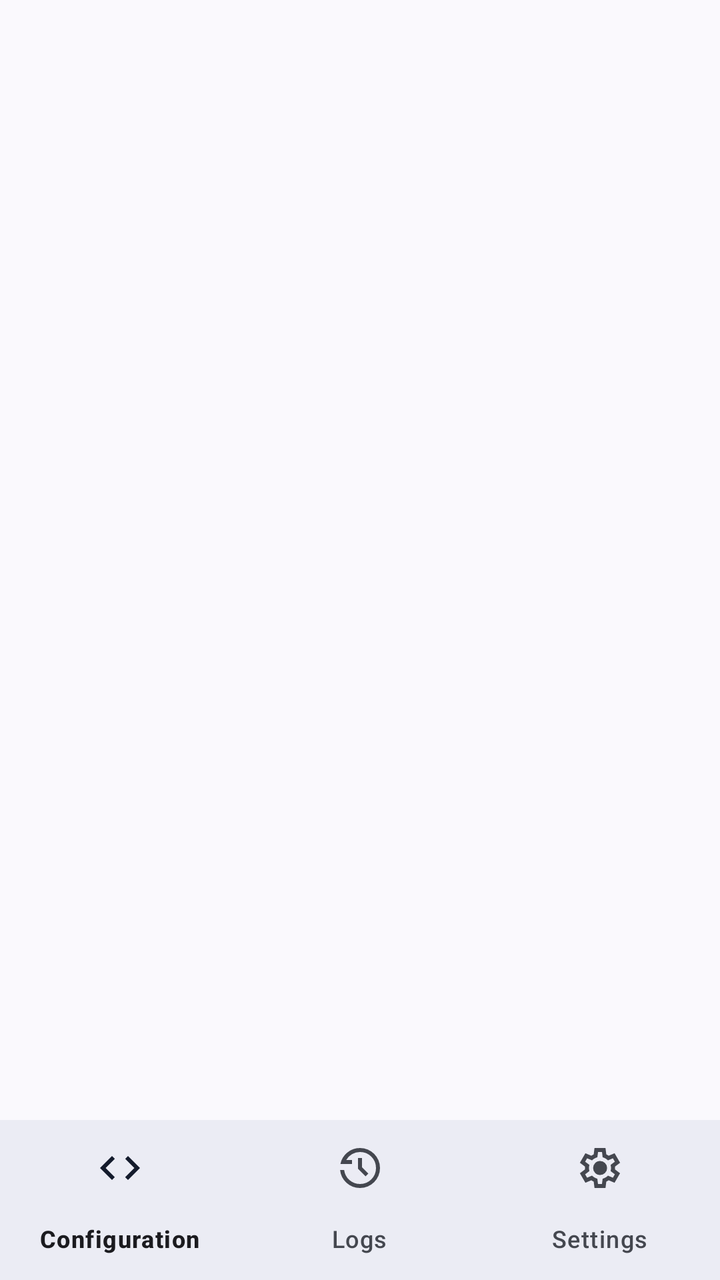
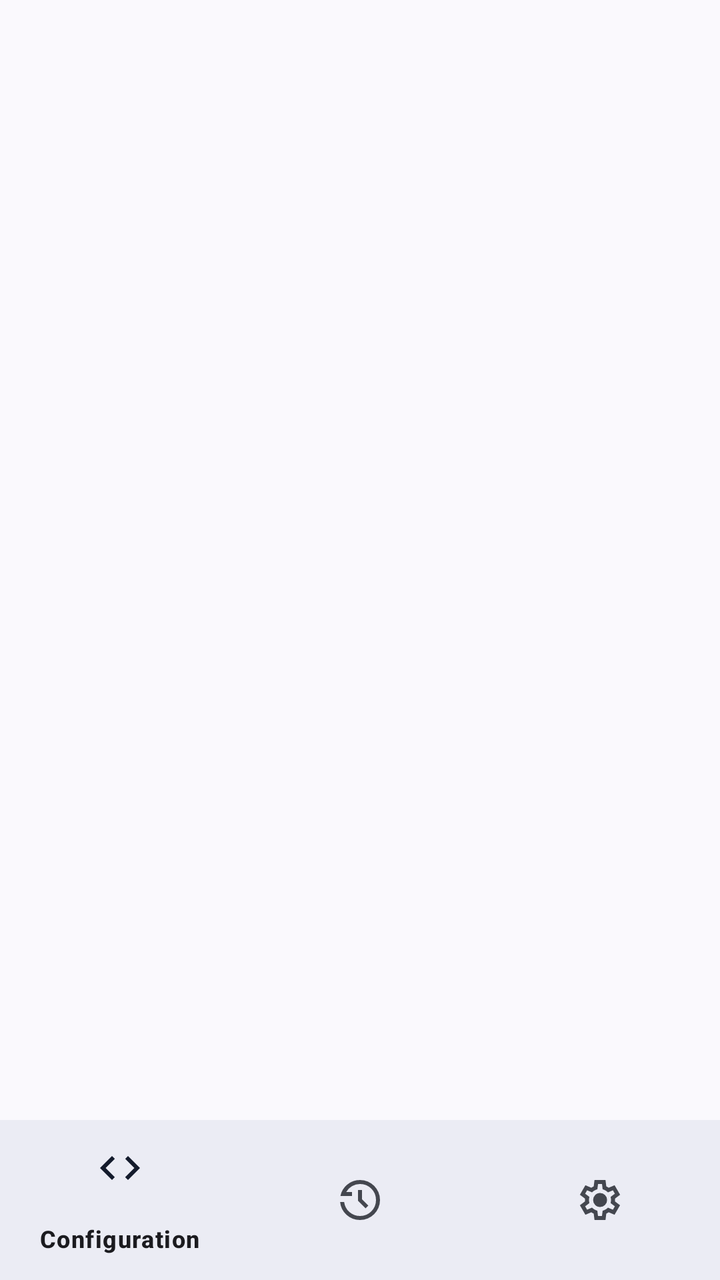

An Android layout rendered at two revisions. The XML below is the earlier revision; the diff shows what the commit changed to produce the second picture.
<!-- AndroidManifest.xml: application theme Theme.App -->
<!-- res/layout/main.xml -->
<?xml version="1.0" encoding="utf-8"?>
<LinearLayout xmlns:android="http://schemas.android.com/apk/res/android"
    xmlns:app="http://schemas.android.com/apk/res-auto"
    android:id="@+id/main_linear_layout"
    android:layout_width="match_parent"
    android:layout_height="match_parent"
    android:orientation="vertical">

    <FrameLayout
        android:id="@+id/fragment_container"
        android:layout_width="match_parent"
        android:layout_height="0dp"
        android:layout_weight="1" />

    <com.google.android.material.bottomnavigation.BottomNavigationView
        android:id="@+id/bottom_navigation"
        android:layout_width="match_parent"
        android:layout_height="wrap_content"
        android:layout_gravity="bottom"
        android:background="?android:attr/windowBackground"
        android:elevation="6dp"
        app:menu="@menu/bottom_navigation_menu" />
</LinearLayout>
<!-- resources referenced by this layout -->
<resources>
  <style name="Theme.App" parent="Theme.Material3.DynamicColors.DayNight">
          <item name="android:statusBarColor">?attr/colorSurfaceContainer</item>
          <item name="android:navigationBarColor">@android:color/transparent</item>
      </style>
</resources>

<!-- the commit's change to res/layout/main.xml (unified diff, before → after) -->
@@ -19,5 +19,6 @@
         android:layout_gravity="bottom"
         android:background="?android:attr/windowBackground"
         android:elevation="6dp"
-        app:menu="@menu/bottom_navigation_menu" />
+        app:menu="@menu/bottom_navigation_menu"
+        app:labelVisibilityMode="selected" />
 </LinearLayout>
